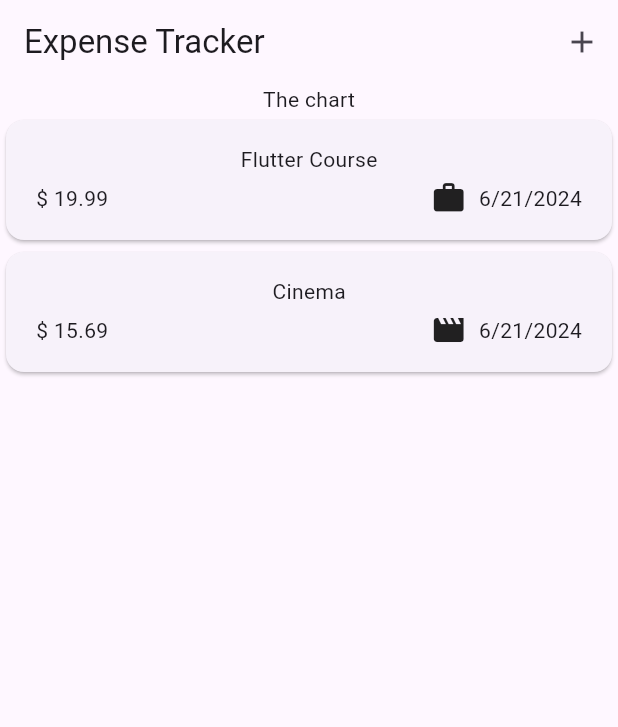
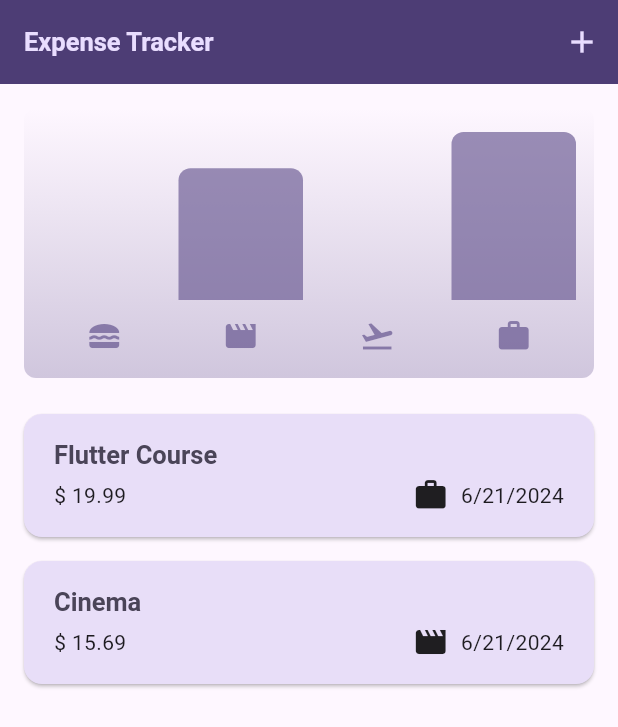
Before and after one commit to Aymen-Khanfir/expense-tracker, a Flutter app: the screen it shows after launch, on a phone screen of 412 x 824 dp. Shown: the top 727 px of the screen. Run offline on Flutter 3.47's test engine with Material 3 defaults, Android fonts, the phone set to English and light mode, and no system bars.

Commit message:
adding a chart widget to display the percentenge of items for every category and add a dark mode that can be toggeled depending on the system theme

```diff
--- a/analysis_options.yaml
+++ b/analysis_options.yaml
@@ -7,6 +7,9 @@
 
 # The following line activates a set of recommended lints for Flutter apps,
 # packages, and plugins designed to encourage good coding practices.
+analyzer:
+  errors:
+    prefer_const_constructors: ignore
 include: package:flutter_lints/flutter.yaml
 
 linter:
--- a/lib/main.dart
+++ b/lib/main.dart
@@ -1,5 +1,13 @@
 import 'package:expense_tracker/widgets/expenses.dart';
 import 'package:flutter/material.dart';
+
+var kColorScheme = ColorScheme.fromSeed(
+  seedColor: const Color.fromARGB(255, 96, 59, 181),
+);
+var kDarkColorScheme = ColorScheme.fromSeed(
+  brightness: Brightness.dark,
+  seedColor: const Color.fromARGB(255, 5, 99, 125),
+);
 
 void main() {
   runApp(const MyApp());
@@ -10,7 +18,56 @@ class MyApp extends StatelessWidget {
 
   @override
   Widget build(BuildContext context) {
-    return const MaterialApp(
+    return MaterialApp(
+      darkTheme: ThemeData.dark().copyWith(
+        useMaterial3: true,
+        colorScheme: kDarkColorScheme,
+        appBarTheme: AppBarTheme(
+          backgroundColor: kDarkColorScheme.primaryContainer,
+          foregroundColor: kDarkColorScheme.onPrimaryContainer,
+        ),
+        cardTheme: CardTheme().copyWith(
+          color: kDarkColorScheme.secondaryContainer,
+          margin: EdgeInsets.symmetric(horizontal: 16, vertical: 8),
+        ),
+        elevatedButtonTheme: ElevatedButtonThemeData(
+          style: ElevatedButton.styleFrom(
+            backgroundColor: kDarkColorScheme.primaryContainer,
+          ),
+        ),
+        // textTheme: ThemeData().textTheme.copyWith(
+        //       titleLarge: TextStyle(
+        //         fontWeight: FontWeight.bold,
+        //         color: kDarkColorScheme.onSecondaryContainer,
+        //         fontSize: 17,
+        //       ),
+        //     ),
+      ),
+      theme: ThemeData().copyWith(
+        useMaterial3: true,
+        colorScheme: kColorScheme,
+        appBarTheme: AppBarTheme(
+          backgroundColor: kColorScheme.onPrimaryContainer,
+          foregroundColor: kColorScheme.primaryContainer,
+        ),
+        cardTheme: CardTheme().copyWith(
+          color: kColorScheme.secondaryContainer,
+          margin: EdgeInsets.symmetric(horizontal: 16, vertical: 8),
+        ),
+        elevatedButtonTheme: ElevatedButtonThemeData(
+          style: ElevatedButton.styleFrom(
+            backgroundColor: kColorScheme.primaryContainer,
+          ),
+        ),
+        textTheme: ThemeData().textTheme.copyWith(
+              titleLarge: TextStyle(
+                fontWeight: FontWeight.bold,
+                color: kColorScheme.onSecondaryContainer,
+                fontSize: 17,
+              ),
+            ),
+      ),
+      // themeMode: ThemeMode.system, // this is the default
       home: Expenses(),
     );
   }
--- a/lib/models/expense.dart
+++ b/lib/models/expense.dart
@@ -5,12 +5,12 @@ import 'package:uuid/uuid.dart';
 const uuid = Uuid();
 final formatter = DateFormat.yMd();
 
-enum Category { food, travel, leiseur, work }
+enum Category { food, travel, leisure, work }
 
 const categoryIcons = {
   Category.food: Icons.lunch_dining,
   Category.travel: Icons.flight_takeoff,
-  Category.leiseur: Icons.movie,
+  Category.leisure: Icons.movie,
   Category.work: Icons.work
 };
 
@@ -19,8 +19,8 @@ const categoryIcons = {
 /// The `Expense` class is used to illustrate how to add comments that show up in the IDE
 /// when you hover over the class.
 class Expense {
+  final String id;
 
-  final String id;
   /// The `title` property holds a simple string value.
   final String title;
   final double amount;
@@ -38,3 +38,23 @@ class Expense {
     return formatter.format(date);
   }
 }
+
+class ExpenseBucket {
+  ExpenseBucket({required this.category, required this.expenses});
+
+  ExpenseBucket.forCategory(List<Expense> allExpenses, this.category)
+      : expenses = allExpenses
+            .where((expense) => expense.category == category)
+            .toList();
+
+  final Category category;
+  final List<Expense> expenses;
+
+  double get totalExpenses {
+    double sum = expenses.fold(0, (a, expense) {
+      return a + expense.amount;
+    });
+
+    return sum;
+  }
+}
--- /dev/null
+++ b/lib/widgets/chart/chart.dart
@@ -0,0 +1,95 @@
+import 'package:flutter/material.dart';
+
+import 'package:expense_tracker/widgets/chart/chart_bar.dart';
+import 'package:expense_tracker/models/expense.dart';
+
+class Chart extends StatelessWidget {
+  const Chart({super.key, required this.expenses});
+
+  final List<Expense> expenses;
+
+  List<ExpenseBucket> get buckets {
+    return [
+      ExpenseBucket.forCategory(expenses, Category.food),
+      ExpenseBucket.forCategory(expenses, Category.leisure),
+      ExpenseBucket.forCategory(expenses, Category.travel),
+      ExpenseBucket.forCategory(expenses, Category.work),
+    ];
+  }
+
+  double get maxTotalExpense {
+    double maxTotalExpense = 0;
+
+    for (final bucket in buckets) {
+      if (bucket.totalExpenses > maxTotalExpense) {
+        maxTotalExpense = bucket.totalExpenses;
+      }
+    }
+
+    return maxTotalExpense;
+  }
+
+  @override
+  Widget build(BuildContext context) {
+    final isDarkMode =
+        MediaQuery.of(context).platformBrightness == Brightness.dark;
+    return Container(
+      margin: const EdgeInsets.all(16),
+      padding: const EdgeInsets.symmetric(
+        vertical: 16,
+        horizontal: 8,
+      ),
+      width: double.infinity,
+      height: 180,
+      decoration: BoxDecoration(
+        borderRadius: BorderRadius.circular(8),
+        gradient: LinearGradient(
+          colors: [
+            Theme.of(context).colorScheme.primary.withOpacity(0.3),
+            Theme.of(context).colorScheme.primary.withOpacity(0.0)
+          ],
+          begin: Alignment.bottomCenter,
+          end: Alignment.topCenter,
+        ),
+      ),
+      child: Column(
+        children: [
+          Expanded(
+            child: Row(
+              crossAxisAlignment: CrossAxisAlignment.end,
+              children: [
+                for (final bucket in buckets) // alternative to map()
+                  ChartBar(
+                    fill: bucket.totalExpenses == 0
+                        ? 0
+                        : bucket.totalExpenses / maxTotalExpense,
+                  )
+              ],
+            ),
+          ),
+          const SizedBox(height: 12),
+          Row(
+            children: buckets
+                .map(
+                  (bucket) => Expanded(
+                    child: Padding(
+                      padding: const EdgeInsets.symmetric(horizontal: 4),
+                      child: Icon(
+                        categoryIcons[bucket.category],
+                        color: isDarkMode
+                            ? Theme.of(context).colorScheme.secondary
+                            : Theme.of(context)
+                                .colorScheme
+                                .primary
+                                .withOpacity(0.7),
+                      ),
+                    ),
+                  ),
+                )
+                .toList(),
+          )
+        ],
+      ),
+    );
+  }
+}
--- /dev/null
+++ b/lib/widgets/chart/chart_bar.dart
@@ -0,0 +1,34 @@
+import 'package:flutter/material.dart';
+
+class ChartBar extends StatelessWidget {
+  const ChartBar({
+    super.key,
+    required this.fill,
+  });
+
+  final double fill;
+
+  @override
+  Widget build(BuildContext context) {
+    final isDarkMode =
+        MediaQuery.of(context).platformBrightness == Brightness.dark;
+    return Expanded(
+      child: Padding(
+        padding: const EdgeInsets.symmetric(horizontal: 4),
+        child: FractionallySizedBox(
+          heightFactor: fill,
+          child: DecoratedBox(
+            decoration: BoxDecoration(
+              shape: BoxShape.rectangle,
+              borderRadius:
+                  const BorderRadius.vertical(top: Radius.circular(8)),
+              color: isDarkMode
+                  ? Theme.of(context).colorScheme.secondary
+                  : Theme.of(context).colorScheme.primary.withOpacity(0.65),
+            ),
+          ),
+        ),
+      ),
+    );
+  }
+}
--- a/lib/widgets/expenses.dart
+++ b/lib/widgets/expenses.dart
@@ -1,3 +1,4 @@
+import 'package:expense_tracker/widgets/chart/chart.dart';
 import 'package:expense_tracker/widgets/expenses_list/expenses_list.dart';
 import 'package:expense_tracker/models/expense.dart';
 import 'package:expense_tracker/widgets/new_expense.dart';
@@ -22,7 +23,7 @@ class _ExpensesState extends State<Expenses> {
       title: 'Cinema',
       amount: 15.69,
       date: DateTime.now(),
-      category: Category.leiseur,
+      category: Category.leisure,
     ),
   ];
 
@@ -89,7 +90,7 @@ class _ExpensesState extends State<Expenses> {
       ),
       body: Column(
         children: [
-          const Text('The chart'),
+          Chart(expenses: _registeredExpenses),
           Expanded(child: mainContent),
         ],
       ),
--- a/lib/widgets/expenses_list/expense_item.dart
+++ b/lib/widgets/expenses_list/expense_item.dart
@@ -12,8 +12,12 @@ class ExpenseItem extends StatelessWidget {
       child: Padding(
         padding: const EdgeInsets.symmetric(horizontal: 20, vertical: 16),
         child: Column(
+          crossAxisAlignment: CrossAxisAlignment.start,
           children: [
-            Text(expense.title),
+            Text(
+              expense.title,
+              style: Theme.of(context).textTheme.titleLarge,
+            ),
             const SizedBox(height: 4),
             Row(
               children: [
--- a/lib/widgets/expenses_list/expenses_list.dart
+++ b/lib/widgets/expenses_list/expenses_list.dart
@@ -3,8 +3,11 @@ import 'package:expense_tracker/widgets/expenses_list/expense_item.dart';
 import 'package:flutter/material.dart';
 
 class ExpensesList extends StatelessWidget {
-  const ExpensesList(
-      {super.key, required this.expenses, required this.onRemoveExpense});
+  const ExpensesList({
+    super.key,
+    required this.expenses,
+    required this.onRemoveExpense,
+  });
 
   final List<Expense> expenses;
   final void Function(Expense expense) onRemoveExpense;
@@ -14,6 +17,13 @@ class ExpensesList extends StatelessWidget {
     return ListView.builder(
       itemCount: expenses.length,
       itemBuilder: (ctx, index) => Dismissible(
+        background: Container(
+          color: Theme.of(context).colorScheme.error.withOpacity(0.8),
+          margin: EdgeInsets.symmetric(
+            horizontal: Theme.of(context).cardTheme.margin!.horizontal,
+            vertical: 8,
+          ),
+        ),
         key: ValueKey(expenses[index]),
         onDismissed: (direction) {
           onRemoveExpense(expenses[index]);
--- a/lib/widgets/new_expense.dart
+++ b/lib/widgets/new_expense.dart
@@ -14,7 +14,7 @@ class _NewExpenseState extends State<NewExpense> {
   final _titleController = TextEditingController();
   final _amountController = TextEditingController();
   DateTime? _selectedDate;
-  Category _selectedCategory = Category.leiseur;
+  Category _selectedCategory = Category.leisure;
 
   void _presentDatePicker() async {
     final now = DateTime.now();
```
